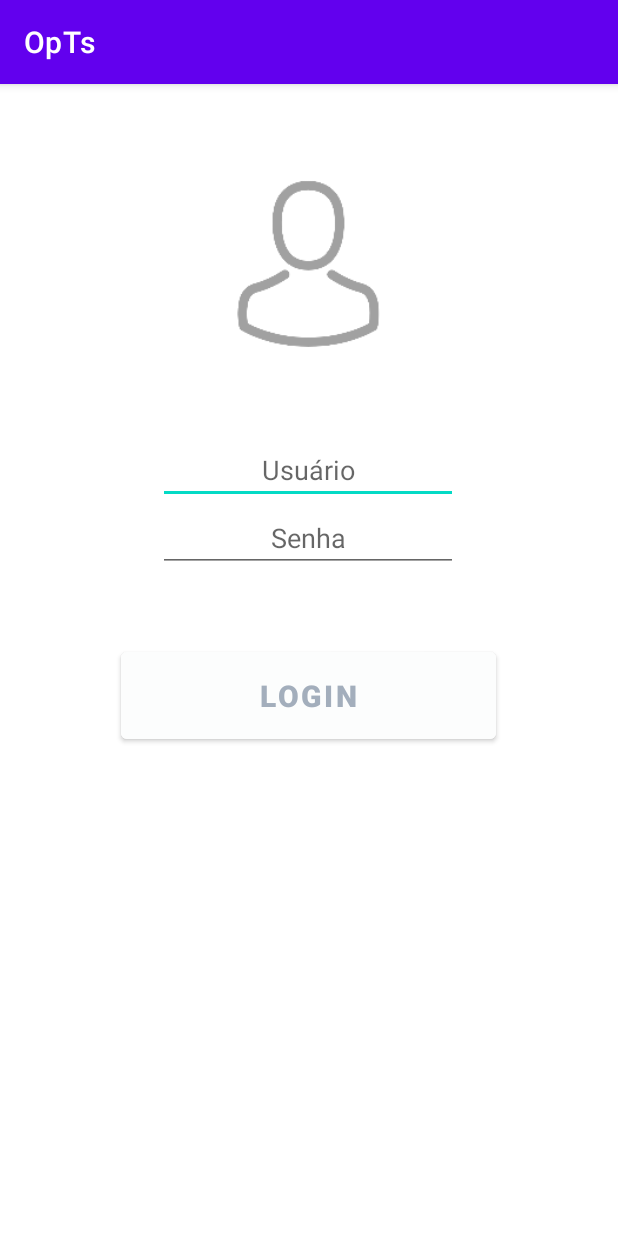
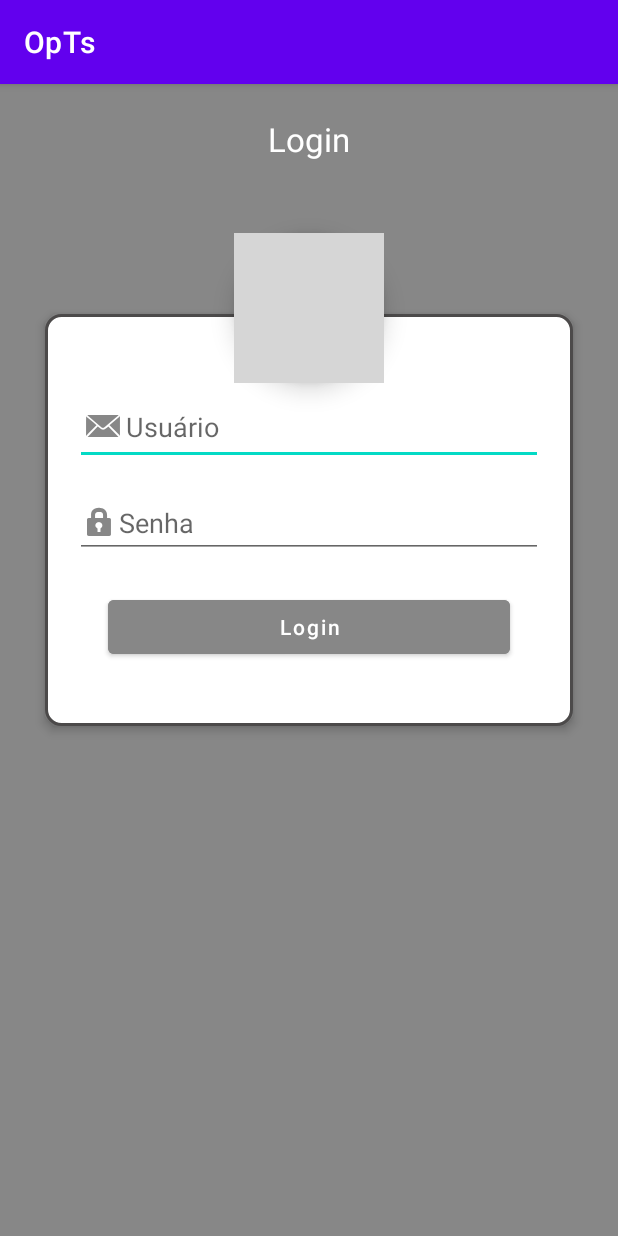
Before and after one commit to WernerOliveira/appdemo-android, an Android app: the screen it shows after launch (LoginActivity before the commit, LogeenActivity after it), on a phone screen of 412 x 824 dp. Run offline under Robolectric (Android 15) with nearby library versions, the phone set to English and light mode, and no system bars; grey boxes are pictures that could not be loaded.

Commit message:
comito do trabalho

```diff
--- a/src/main/AndroidManifest.xml
+++ b/src/main/AndroidManifest.xml
@@ -9,13 +9,14 @@
         android:roundIcon="@mipmap/ic_launcher_round"
         android:supportsRtl="true"
         android:theme="@style/Theme.OpTs">
-        <activity android:name=".LoginActivity">
+        <activity android:name=".LogeenActivity">
             <intent-filter>
                 <action android:name="android.intent.action.MAIN" />
 
                 <category android:name="android.intent.category.LAUNCHER" />
             </intent-filter>
         </activity>
+        <activity android:name=".LoginActivity" />
         <activity android:name=".MenuActivity" />
         <activity android:name=".CalculadoraActivity" />
         <activity android:name=".MainActivity" />
--- /dev/null
+++ b/src/main/java/com/example/opts/LogeenActivity.java
@@ -0,0 +1,91 @@
+package com.example.opts;
+
+import androidx.appcompat.app.AppCompatActivity;
+
+import android.app.Activity;
+import android.content.Context;
+import android.content.Intent;
+import android.content.SharedPreferences;
+import android.os.Bundle;
+import android.view.View;
+import android.view.inputmethod.InputMethodManager;
+import android.widget.Button;
+import android.widget.EditText;
+import android.widget.Toast;
+
+public class LogeenActivity extends AppCompatActivity {
+
+    Button btnLogin;
+    EditText txtUser, txtPass;
+    Context context;
+
+    @Override
+    protected void onCreate(Bundle savedInstanceState) {
+        super.onCreate(savedInstanceState);
+        setContentView(R.layout.activity_logeen);
+
+        SharedPreferences sharedPreferences = getSharedPreferences(getString(R.string.pref_key), Context.MODE_PRIVATE);
+
+        context = LogeenActivity.this;
+
+        btnLogin = findViewById(R.id.btnLogin_logeen);
+
+        txtUser = findViewById(R.id.txtLogin_usuario_logeen);
+        txtPass = findViewById(R.id.txtSenha_usuario_logeen);
+
+        btnLogin.setOnClickListener(new View.OnClickListener() {
+            @Override
+            public void onClick(View v) {
+                try {
+                    //abrir tela se o login estiver correto
+                    if (txtUser.getText().toString().equals("a") && txtPass.getText().toString().equals("a")){
+
+                        //se acertar os dados de acesso, salva eles no SharedPreferences pra nao pedir login novamente
+                        SharedPreferences.Editor editor = sharedPreferences.edit();
+                        editor.putString("usuario", txtUser.getText().toString());
+                        if (editor.commit()) {
+                            Intent tela = new Intent(context, MenuActivity.class);
+                            startActivity(tela);
+                        } else {
+                            exibirToast("OHNO! Robô deu erro!");
+                        }
+
+                        //atraves da tela atual, abre a tela Calculadora
+                        Intent tela = new Intent(context, MenuActivity.class);
+                        startActivity(tela);
+                        //finish(); //fecha a tela atual
+                    } else {
+                        exibirToast("Dados inválidos");
+                    }
+                } catch (Exception ex) {
+                    exibirToast("teste" + ex.getMessage());
+                }
+            }
+        });
+
+        String nome_usuario = sharedPreferences.getString("usuario", "");
+        if (!nome_usuario.equals("")) {
+            Intent tela = new Intent(context, MenuActivity.class);
+            startActivity(tela);
+        }
+    }
+
+    private void esconderTeclado(){
+        try{
+            //cria um objeto do teclado do emulador/celular
+            InputMethodManager imm = (InputMethodManager) context.getSystemService(Activity.INPUT_METHOD_SERVICE);
+            //metodo que esconde o teclado da tela
+            imm.hideSoftInputFromWindow(btnLogin.getWindowToken(), 0);
+        }catch (Exception ex){
+
+        }
+    }
+
+    private void exibirToast(String texto){
+        try{
+            Toast.makeText(context, texto, Toast.LENGTH_LONG).show();
+        }catch (Exception ex){
+
+        }
+    }
+}
--- /dev/null
+++ b/src/main/res/drawable/layout_bg_border.xml
@@ -0,0 +1,14 @@
+<?xml version="1.0" encoding="utf-8"?>
+<shape xmlns:android="http://schemas.android.com/apk/res/android"
+    android:shape="rectangle">
+    <corners android:radius="10dp" />
+    <solid android:color="#FFF" />
+    <stroke
+        android:width="2dip"
+        android:color="@color/colorDarkoDark" />
+    <padding
+        android:bottom="4dp"
+        android:left="4dp"
+        android:right="4dp"
+        android:top="4dp" />
+</shape>
--- /dev/null
+++ b/src/main/res/drawable/user_avatar_bg.xml
@@ -0,0 +1,14 @@
+<?xml version="1.0" encoding="utf-8"?>
+<shape xmlns:android="http://schemas.android.com/apk/res/android"
+    android:shape="rectangle">
+    <corners android:radius="1000dp" />
+    <solid android:color="@color/FundoDarko" />
+    <stroke
+        android:width="3dip"
+        android:color="@color/colorDarkoDark" />
+    <padding
+        android:bottom="4dp"
+        android:left="4dp"
+        android:right="4dp"
+        android:top="4dp" />
+</shape>
--- /dev/null
+++ b/src/main/res/layout/activity_logeen.xml
@@ -0,0 +1,90 @@
+<?xml version="1.0" encoding="utf-8"?>
+<RelativeLayout xmlns:android="http://schemas.android.com/apk/res/android"
+    android:layout_width="match_parent"
+    android:layout_height="match_parent"
+    android:orientation="vertical"
+    android:background="@color/FundoDarko"
+    android:scrollbarAlwaysDrawVerticalTrack="true">
+
+    <TextView
+        android:id="@+id/login_title"
+        android:layout_width="fill_parent"
+        android:layout_height="wrap_content"
+        android:layout_marginBottom="32dp"
+        android:layout_marginTop="22dp"
+        android:gravity="center_horizontal"
+        android:textSize="22sp"
+        android:textColor="@android:color/white"
+        android:text="@string/text_login" />
+
+    <RelativeLayout
+        android:background="@drawable/layout_bg_border"
+        android:layout_width="match_parent"
+        android:layout_height="wrap_content"
+        android:layout_below="@+id/login_title"
+        android:layout_marginLeft="30dp"
+        android:layout_marginRight="30dp"
+        android:layout_marginTop="70dp"
+        android:elevation="4dp"
+        android:orientation="vertical"
+        android:padding="20dp">
+
+        <LinearLayout
+            android:layout_width="fill_parent"
+            android:layout_height="wrap_content"
+            android:orientation="vertical"
+            android:paddingTop="30dp">
+
+
+            <EditText
+                android:id="@+id/txtLogin_usuario_logeen"
+                android:layout_width="match_parent"
+                android:layout_height="wrap_content"
+                android:singleLine="true"
+                android:drawableLeft="@android:drawable/sym_action_email"
+                android:drawableTint="@color/FundoDarko"
+                android:ems="20"
+                android:text=""
+                android:hint="@string/txt_user"
+                android:inputType="text"/>
+
+
+            <EditText
+                android:id="@+id/txtSenha_usuario_logeen"
+                android:layout_width="match_parent"
+                android:layout_height="wrap_content"
+                android:drawableLeft="@android:drawable/ic_lock_idle_lock"
+                android:drawableTint="@color/FundoDarko"
+                android:singleLine="true"
+                android:layout_marginTop="16dp"
+                android:ems="20"
+                android:text=""
+                android:hint="@string/txt_senha"
+                android:inputType="textPassword"/>
+
+
+            <Button
+                android:id="@+id/btnLogin_logeen"
+                android:layout_width="match_parent"
+                android:layout_height="wrap_content"
+                android:layout_margin="22dp"
+                android:textAllCaps="false"
+                android:backgroundTint="@color/FundoDarko"
+                android:text="@string/text_login"/>
+
+        </LinearLayout>
+
+    </RelativeLayout>
+
+    <ImageButton
+        android:id="@+id/user_profile_photo"
+        android:layout_width="100dp"
+        android:layout_height="100dp"
+        android:layout_below="@+id/login_title"
+        android:layout_centerHorizontal="true"
+        android:layout_marginTop="16dp"
+        android:background="@drawable/user_avatar_bg"
+        android:elevation="10dp"
+        android:src="@drawable/ic_avatar_w_p30" />
+
+</RelativeLayout>
--- a/src/main/res/layout/activity_login.xml
+++ b/src/main/res/layout/activity_login.xml
@@ -36,7 +36,7 @@
             android:layout_width="200dp"
             android:layout_height="wrap_content"
             android:ems="10"
-            android:hint="Usuário"
+            android:hint="@string/txt_user"
             android:text=""
             android:textAlignment="center"
             android:inputType="text"/>
@@ -46,7 +46,7 @@
             android:layout_width="200dp"
             android:layout_height="wrap_content"
             android:ems="10"
-            android:hint="Senha"
+            android:hint="@string/txt_senha"
             android:textAlignment="center"
             android:text=""
             android:inputType="textPassword" />
--- a/src/main/res/values/colors.xml
+++ b/src/main/res/values/colors.xml
@@ -2,6 +2,10 @@
 <resources>
     <color name="BtnPrimario">#A3AEBC</color>
     <color name="BtnPrimarioTxt">#FCFDFD</color>
+    <color name="FundoPrimario">#759C9C</color>
+    <color name="FundoDarko">#878787</color>
+    <color name="colorPrimaryDark">#475050</color>
+    <color name="colorDarkoDark">#4C4A4A</color>
     <color name="BtnSecundario">#6FB6ED</color>
     <color name="BtnButao">#FFC37A</color>
     <color name="BtnButaoTxt">#A6681D</color>
--- a/src/main/res/values/strings.xml
+++ b/src/main/res/values/strings.xml
@@ -1,3 +1,10 @@
 <resources>
     <string name="app_name">OpTs</string>
+    <string name="txt_user">Usuário</string>
+    <string name="txt_senha">Senha</string>
+    <string name="text_login">Login</string>
+    <string name="btn_logout">Logout</string>
+    <string name="btn_toast">Toast</string>
+    <string name="btn_verButoes">Ver Butões</string>
+    <string name="pref_key">SharedPreferences</string>
 </resources>
```
Also changed, not shown: src/main/java/com/example/opts/MenuActivity.java (+27 -1 lines), src/main/res/layout/activity_menu.xml (+12 -2 lines), src/main/res/values/styles.xml (+8 -0 lines).
